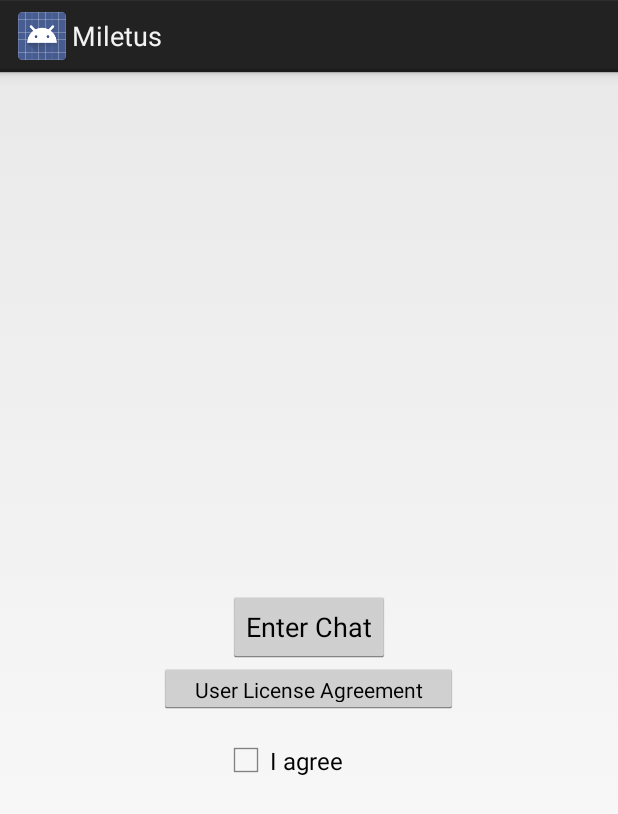
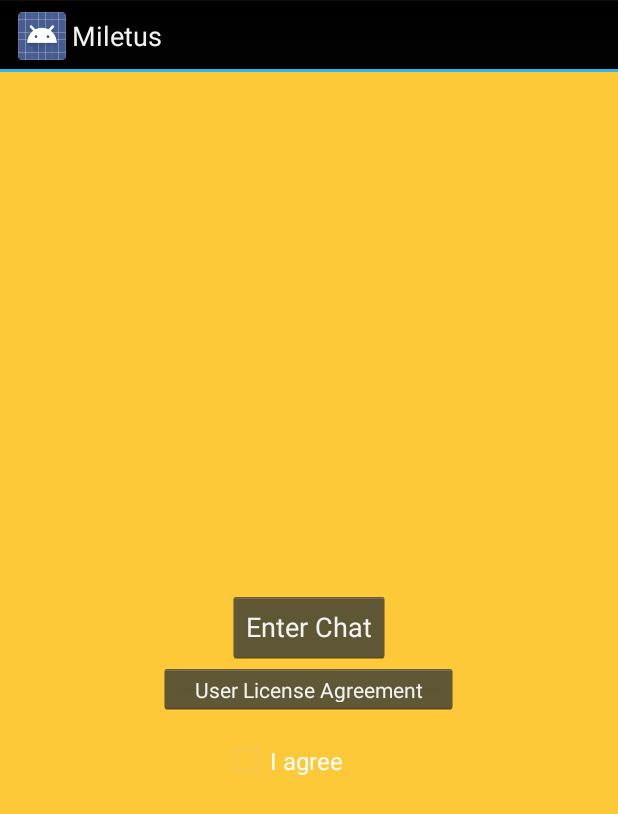
Before and after one commit to emmax86/H4H_2014, an Android app: the Login_Activity screen opened directly, with no data from a screen before it, on a phone screen of 412 x 824 dp. Shown: the top 814 px of the screen. Run offline under Robolectric (Android 15) with nearby library versions, the phone set to English and light mode, and no system bars.

Commit message:
Made it golden!!!

```diff
--- a/android/app/src/main/AndroidManifest.xml
+++ b/android/app/src/main/AndroidManifest.xml
@@ -6,7 +6,7 @@
         android:allowBackup="true"
         android:icon="@drawable/ic_launcher"
         android:label="@string/app_name"
-        android:theme="@style/AppTheme" >
+        android:theme="@android:style/Theme.Holo" >
         <activity
             android:name=".Login_Activity"
             android:label="@string/app_name"
--- a/android/app/src/main/res/layout/activity_chat.xml
+++ b/android/app/src/main/res/layout/activity_chat.xml
@@ -1,3 +1,5 @@
+
+
 <RelativeLayout xmlns:android="http://schemas.android.com/apk/res/android"
     xmlns:tools="http://schemas.android.com/tools"
     android:layout_width="match_parent"
--- a/android/app/src/main/res/layout/activity_login_.xml
+++ b/android/app/src/main/res/layout/activity_login_.xml
@@ -9,7 +9,10 @@
     android:paddingRight="@dimen/activity_horizontal_margin"
     android:paddingTop="@dimen/activity_vertical_margin"
     tools:context=".Login_Activity"
-    android:weightSum="1">
+    android:weightSum="1"
+    android:background="@color/gold">
+
+
 
 
     <Space
--- a/android/app/src/main/res/values/strings.xml
+++ b/android/app/src/main/res/values/strings.xml
@@ -6,5 +6,6 @@
     <string name="hello_world">Hello world!</string>
     <string name="action_settings">Settings</string>
     <string name="title_activity_create__account_">Create_Account_Activity</string>
+    <color name="gold">#FEC938</color>
 
 </resources>
```
